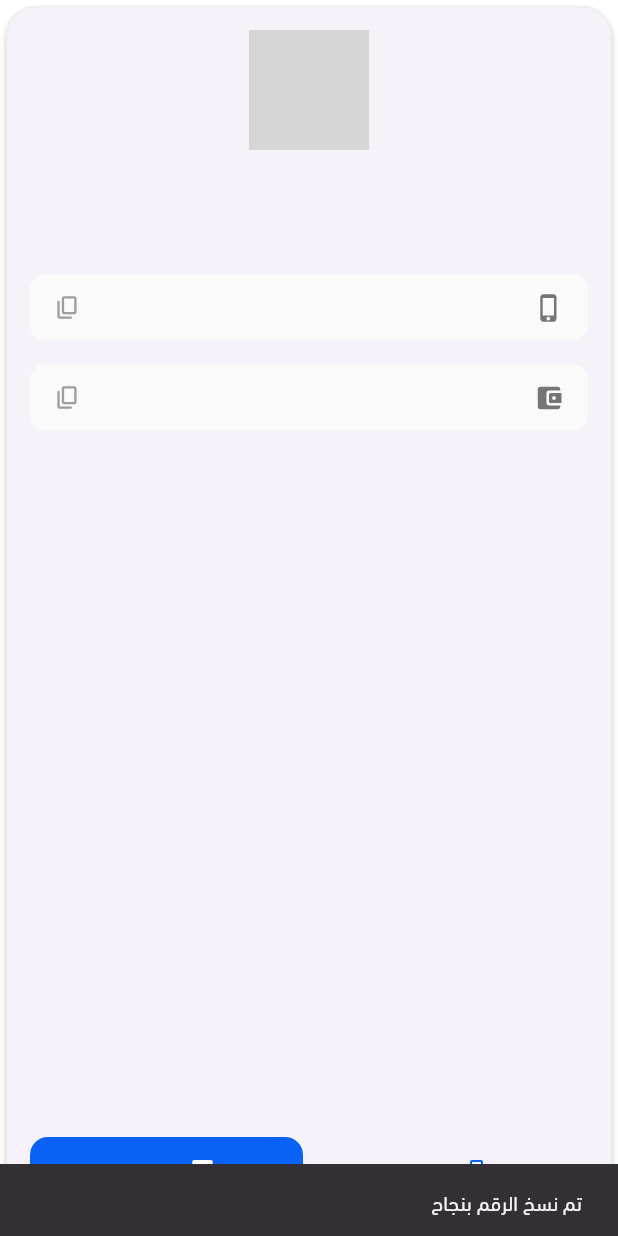
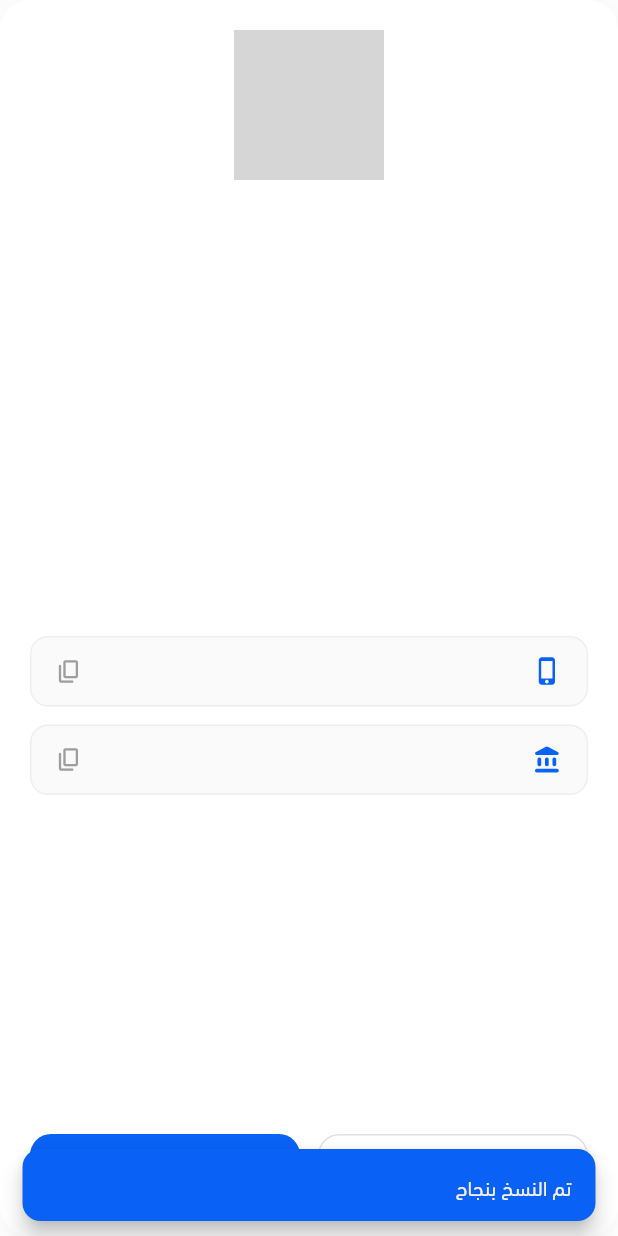
Before and after one commit to hamdyhaggag/Ramadan_kitchen_management, a Flutter app: the _DonorCard widget shown alone on an empty page, opened directly with empty values, after a tap on the "phone iphone" icon, on a phone screen of 412 x 824 dp. Run offline on Flutter 3.47's test engine with Material 3 defaults, Android fonts, the phone set to English and light mode, and no system bars; our stand-ins replace cloud_firestore, dartz, dots_indicator, equatable, firebase_auth, firebase_core and 11 more; missing offline and left inert: cloudinary_public, excel; accounts and stored records are empty; network calls fail; project files that could hold a hidden picture were left out; grey boxes are pictures that could not be loaded.

Commit message:
feat(ui): Enhance donor cards with modern design and interaction improvements

```diff
--- a/lib/features/manage_cases/donation_section.dart
+++ b/lib/features/manage_cases/donation_section.dart
@@ -148,23 +148,33 @@ class _DonorCard extends StatelessWidget {
   Widget build(BuildContext context) {
     final isMobile = MediaQuery.of(context).size.width < 600;
 
-    return Card(
-      elevation: 2,
-      shape: RoundedRectangleBorder(
+    return MouseRegion(
+      cursor: SystemMouseCursors.click,
+      child: Container(
+        decoration: BoxDecoration(
           borderRadius: BorderRadius.circular(20),
-        side: BorderSide(color: Colors.grey.shade200, width: 1),
+          boxShadow: [
+            BoxShadow(
+              color: Colors.grey.withOpacity(0.1),
+              blurRadius: 20,
+              spreadRadius: 2,
+            )
+          ],
         ),
+        child: Material(
+          color: Colors.white,
+          borderRadius: BorderRadius.circular(20),
+          child: InkWell(
+            borderRadius: BorderRadius.circular(20),
+            onTap: () => _launchWhatsApp(contact.phoneNumber),
             child: Padding(
-        padding: const EdgeInsets.all(16),
+              padding: const EdgeInsets.all(20),
               child: Column(
-          crossAxisAlignment: CrossAxisAlignment.center,
                 mainAxisSize: MainAxisSize.min,
                 children: [
-            Column(
-              children: [
                   Container(
-                  width: isMobile ? 80 : 100,
-                  height: isMobile ? 80 : 100,
+                    width: isMobile ? 100 : 120,
+                    height: isMobile ? 100 : 120,
                     decoration: BoxDecoration(
                       borderRadius: BorderRadius.circular(20),
                       image: contact.photoUrl != null
@@ -174,50 +184,43 @@ class _DonorCard extends StatelessWidget {
                             )
                           : null,
                       color: Colors.grey.shade100,
+                      border:
+                          Border.all(color: Colors.grey.shade200, width: 1.5),
                     ),
                     child: contact.photoUrl == null
-                      ? Icon(Icons.person,
-                          size: isMobile ? 40 : 50, color: Colors.grey)
+                        ? Icon(Icons.person_outline_rounded,
+                            size: isMobile ? 40 : 50,
+                            color: Colors.grey.shade400)
                         : null,
                   ),
-                const SizedBox(height: 16),
-                Column(
-                  crossAxisAlignment: CrossAxisAlignment.center,
-                  children: [
+                  const SizedBox(height: 20),
                   Text(
                     contact.name,
                     textAlign: TextAlign.center,
                     style: TextStyle(
                       fontSize: isMobile ? 18 : 20,
-                        fontWeight: FontWeight.w700,
-                        color: Colors.grey.shade800,
+                      fontWeight: FontWeight.w800,
+                      color: Colors.grey.shade900,
                     ),
                     maxLines: 2,
                     overflow: TextOverflow.ellipsis,
                   ),
-                    if (contact.role != null)
-                      Padding(
-                        padding: const EdgeInsets.only(top: 4),
-                        child: Text(
+                  if (contact.role != null) ...[
+                    const SizedBox(height: 8),
+                    Text(
                       contact.role!,
                       textAlign: TextAlign.center,
                       style: TextStyle(
-                            fontSize: isMobile ? 12 : 14,
-                            color: Colors.grey.shade600,
-                          ),
-                          maxLines: 2,
-                          overflow: TextOverflow.ellipsis,
+                        fontSize: isMobile ? 14 : 15,
+                        color: AppColors.primaryColor,
+                        fontWeight: FontWeight.w600,
                       ),
                     ),
                   ],
-                ),
-              ],
-            ),
-            const SizedBox(height: 16),
+                  const SizedBox(height: 20),
                   Expanded(
-              child: SingleChildScrollView(
-                physics: const NeverScrollableScrollPhysics(),
                     child: Column(
+                      mainAxisAlignment: MainAxisAlignment.center,
                       children: [
                         _ContactTile(
                           icon: Icons.phone_iphone_rounded,
@@ -226,9 +229,9 @@ class _DonorCard extends StatelessWidget {
                               _copyToClipboard(contact.phoneNumber, context),
                         ),
                         if (contact.bankAccount != null) ...[
-                      const SizedBox(height: 8),
+                          const SizedBox(height: 12),
                           _ContactTile(
-                        icon: Icons.account_balance_wallet_rounded,
+                            icon: Icons.account_balance_rounded,
                             value: contact.bankAccount!,
                             onCopy: () =>
                                 _copyToClipboard(contact.bankAccount!, context),
@@ -237,64 +240,54 @@ class _DonorCard extends StatelessWidget {
                       ],
                     ),
                   ),
+                  const SizedBox(height: 16),
+                  Row(
+                    children: [
+                      Expanded(
+                        child: OutlinedButton.icon(
+                          icon: Icon(Icons.copy_rounded,
+                              size: 18, color: Colors.grey.shade700),
+                          label: Text('نسخ',
+                              style: TextStyle(
+                                  color: Colors.grey.shade700,
+                                  fontWeight: FontWeight.w600)),
+                          style: OutlinedButton.styleFrom(
+                            padding: const EdgeInsets.symmetric(vertical: 14),
+                            shape: RoundedRectangleBorder(
+                              borderRadius: BorderRadius.circular(14),
                             ),
-            Padding(
-              padding: const EdgeInsets.only(top: 12),
-              child: LayoutBuilder(
-                builder: (context, constraints) {
-                  if (constraints.maxWidth < 150) {
-                    return Column(
-                      children: _buildButtons(isMobile, context),
-                    );
-                  }
-                  return Row(
-                    children: _buildButtons(isMobile, context),
-                  );
-                },
+                            side: BorderSide(color: Colors.grey.shade300),
+                          ),
+                          onPressed: () =>
+                              _copyToClipboard(contact.phoneNumber, context),
                         ),
                       ),
-          ],
-        ),
-      ),
-    );
-  }
-
-  List<Widget> _buildButtons(bool isMobile, BuildContext context) {
-    return [
-      Expanded(
-        child: TextButton.icon(
-          icon: Icon(Icons.copy_all_rounded,
-              color: AppColors.primaryColor, size: isMobile ? 16 : 18),
-          label: Text('نسخ',
-              style: TextStyle(
-                  color: AppColors.primaryColor, fontSize: isMobile ? 14 : 16)),
-          style: TextButton.styleFrom(
-            foregroundColor: Colors.blue.shade700,
-            padding: const EdgeInsets.symmetric(vertical: 12),
-            shape: RoundedRectangleBorder(
-              borderRadius: BorderRadius.circular(12),
-            ),
-          ),
-          onPressed: () => _copyToClipboard(contact.phoneNumber, context),
-        ),
-      ),
-      SizedBox(width: isMobile ? 8 : 12),
+                      const SizedBox(width: 12),
                       Expanded(
                         child: FilledButton.icon(
-          icon: Icon(Icons.chat_rounded, size: isMobile ? 16 : 18),
-          label:
-              Text('التواصل', style: TextStyle(fontSize: isMobile ? 14 : 16)),
+                          icon: const Icon(Icons.chat_rounded, size: 18),
+                          label: const Text('واتساب',
+                              style: TextStyle(fontWeight: FontWeight.w600)),
                           style: FilledButton.styleFrom(
                             backgroundColor: AppColors.primaryColor,
-            padding: const EdgeInsets.symmetric(vertical: 12),
+                            foregroundColor: Colors.white,
+                            padding: const EdgeInsets.symmetric(vertical: 14),
                             shape: RoundedRectangleBorder(
-              borderRadius: BorderRadius.circular(12),
+                              borderRadius: BorderRadius.circular(14),
                             ),
                           ),
                           onPressed: () => _launchWhatsApp(contact.phoneNumber),
                         ),
                       ),
-    ];
+                    ],
+                  ),
+                ],
+              ),
+            ),
+          ),
+        ),
+      ),
+    );
   }
 
   void _launchWhatsApp(String number) async {
@@ -307,7 +300,14 @@ class _DonorCard extends StatelessWidget {
   void _copyToClipboard(String text, BuildContext context) {
     FlutterClipboard.copy(text).then((_) {
       ScaffoldMessenger.of(context).showSnackBar(
-        const SnackBar(content: Text("تم نسخ الرقم بنجاح")),
+        SnackBar(
+          content: const Text("تم النسخ بنجاح"),
+          backgroundColor: AppColors.primaryColor,
+          behavior: SnackBarBehavior.floating,
+          shape: RoundedRectangleBorder(
+            borderRadius: BorderRadius.circular(12),
+          ),
+        ),
       );
     });
   }
@@ -326,38 +326,35 @@ class _ContactTile extends StatelessWidget {
 
   @override
   Widget build(BuildContext context) {
-    final isMobile = MediaQuery.of(context).size.width < 600;
-
     return Material(
       color: Colors.transparent,
       child: InkWell(
-        borderRadius: BorderRadius.circular(10),
+        borderRadius: BorderRadius.circular(12),
         onTap: onCopy,
         child: Container(
           padding: const EdgeInsets.symmetric(vertical: 12, horizontal: 16),
-          margin: const EdgeInsets.symmetric(vertical: 4),
           decoration: BoxDecoration(
             color: Colors.grey.shade50,
-            borderRadius: BorderRadius.circular(10),
+            borderRadius: BorderRadius.circular(12),
+            border: Border.all(color: Colors.grey.shade200),
           ),
           child: Row(
             children: [
-              Icon(icon, size: isMobile ? 20 : 22, color: Colors.grey.shade600),
+              Icon(icon, size: 20, color: AppColors.primaryColor),
               const SizedBox(width: 12),
               Expanded(
                 child: Text(
                   value,
                   style: TextStyle(
-                    fontSize: isMobile ? 14 : 16,
+                    fontSize: 15,
                     color: Colors.grey.shade800,
-                    fontWeight: FontWeight.w500,
+                    fontWeight: FontWeight.w600,
                   ),
                   maxLines: 2,
                   overflow: TextOverflow.ellipsis,
                 ),
               ),
-              Icon(Icons.copy_rounded,
-                  size: isMobile ? 18 : 20, color: Colors.grey.shade500),
+              Icon(Icons.copy_rounded, size: 18, color: Colors.grey.shade500),
             ],
           ),
         ),
@@ -403,9 +400,13 @@ class ContactPerson {
     final cleanNumber = phoneNumber.replaceAll(RegExp(r'[^\d]'), '');
     if (cleanNumber.length < 7) return phoneNumber;
 
-    return '+${cleanNumber.substring(0, 3)} '
-        '${cleanNumber.substring(3, 6)} '
-        '${cleanNumber.substring(6)}';
+    final displayNumber = cleanNumber.startsWith('2') && cleanNumber.length > 2
+        ? cleanNumber.substring(1)
+        : cleanNumber;
+
+    return '\u200E${displayNumber.substring(0, 3)} '
+        '${displayNumber.substring(3, 6)} '
+        '${displayNumber.substring(6)}';
   }
 
   ContactPerson copyWith({
```
Lines whose indentation alone changed are shown as unchanged.
